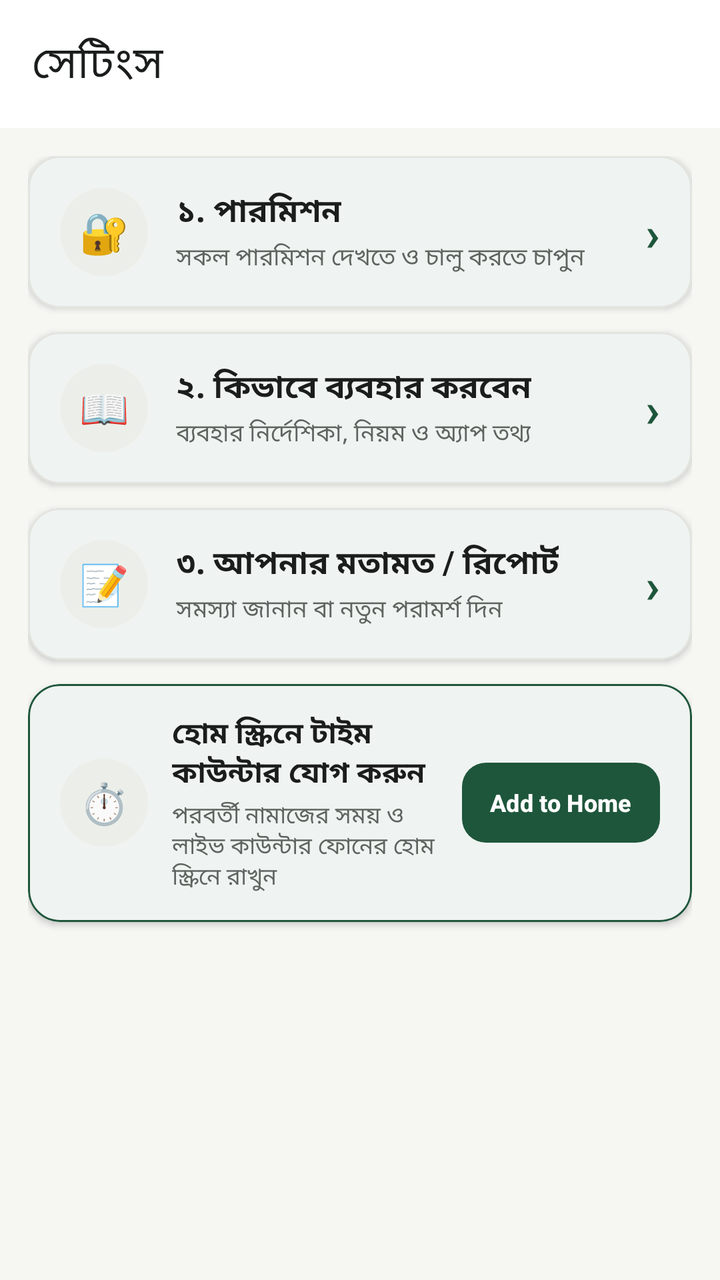
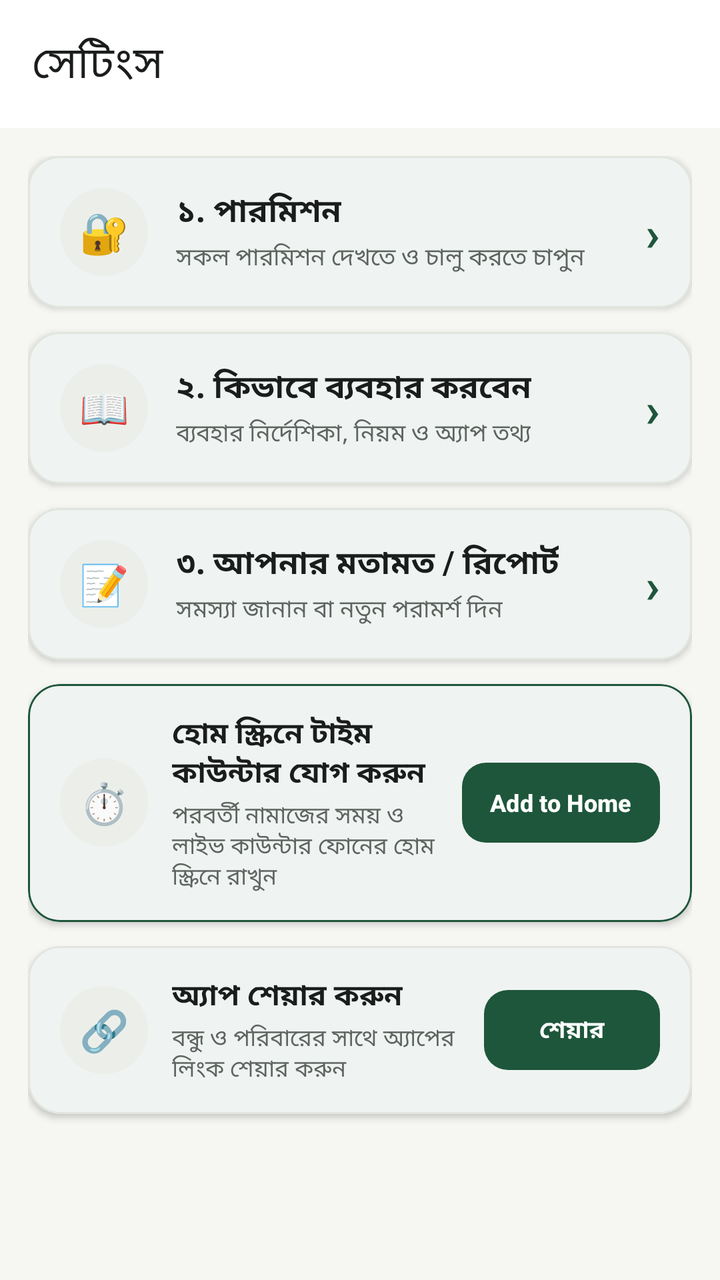

Compare the two renders of this Android layout. The source of the first and the diff that turns it into the second are given below.
<!-- AndroidManifest.xml: application theme Theme.IslamicAlarm -->
<!-- res/layout/activity_settings.xml -->
<?xml version="1.0" encoding="utf-8"?>
<LinearLayout xmlns:android="http://schemas.android.com/apk/res/android"
    xmlns:app="http://schemas.android.com/apk/res-auto"
    xmlns:tools="http://schemas.android.com/tools"
    android:layout_width="match_parent"
    android:layout_height="match_parent"
    android:background="@color/background"
    android:orientation="vertical"
    tools:context="com.hafij.islamicalarm.settings.SettingsFragment">

    <com.google.android.material.appbar.AppBarLayout
        android:layout_width="match_parent"
        android:layout_height="wrap_content"
        android:background="@color/primary"
        app:elevation="0dp"
        app:liftOnScroll="false">

        <com.google.android.material.appbar.MaterialToolbar
            android:id="@+id/toolbarSettings"
            android:layout_width="match_parent"
            android:layout_height="?attr/actionBarSize"
            app:title="সেটিংস"
            app:titleTextColor="@color/text_primary" />

    </com.google.android.material.appbar.AppBarLayout>

    <androidx.core.widget.NestedScrollView
        android:id="@+id/settingsScrollView"
        android:layout_width="match_parent"
        android:layout_height="match_parent"
        android:clipToPadding="false"
        android:paddingBottom="16dp">

        <LinearLayout
            android:layout_width="match_parent"
            android:layout_height="wrap_content"
            android:orientation="vertical"
            android:padding="14dp">

            
            <LinearLayout
                android:id="@+id/layoutSettingsMenu"
                android:layout_width="match_parent"
                android:layout_height="wrap_content"
                android:orientation="vertical">

                
                <com.google.android.material.card.MaterialCardView
                    android:id="@+id/cardCatPermissions"
                    android:layout_width="match_parent"
                    android:layout_height="wrap_content"
                    android:layout_marginBottom="12dp"
                    app:cardBackgroundColor="@color/surface"
                    app:cardCornerRadius="16dp"
                    app:cardElevation="2dp"
                    app:strokeColor="@color/border"
                    app:strokeWidth="1dp">

                    <LinearLayout
                        android:id="@+id/rowCatPermissionsHeader"
                        android:layout_width="match_parent"
                        android:layout_height="wrap_content"
                        android:background="?attr/selectableItemBackground"
                        android:clickable="true"
                        android:focusable="true"
                        android:gravity="center_vertical"
                        android:minHeight="72dp"
                        android:orientation="horizontal"
                        android:paddingHorizontal="16dp"
                        android:paddingVertical="16dp">

                        <TextView
                            android:layout_width="44dp"
                            android:layout_height="44dp"
                            android:background="@drawable/bg_quran_icon_circle"
                            android:gravity="center"
                            android:text="🔐"
                            android:textSize="20sp" />

                        <LinearLayout
                            android:layout_width="0dp"
                            android:layout_height="wrap_content"
                            android:layout_marginStart="14dp"
                            android:layout_weight="1"
                            android:orientation="vertical">

                            <TextView
                                android:layout_width="wrap_content"
                                android:layout_height="wrap_content"
                                android:text="১. পারমিশন"
                                android:textColor="@color/text_primary"
                                android:textSize="16sp"
                                android:textStyle="bold" />

                            <TextView
                                android:id="@+id/tvPermSummary"
                                android:layout_width="wrap_content"
                                android:layout_height="wrap_content"
                                android:layout_marginTop="2dp"
                                android:text="সকল পারমিশন দেখতে ও চালু করতে চাপুন"
                                android:textColor="@color/text_secondary"
                                android:textSize="12sp" />

                        </LinearLayout>

                        <TextView
                            android:id="@+id/tvCatPermArrow"
                            android:layout_width="wrap_content"
                            android:layout_height="wrap_content"
                            android:paddingStart="8dp"
                            android:text="›"
                            android:textColor="@color/secondary"
                            android:textSize="24sp"
                            android:textStyle="bold" />

                    </LinearLayout>

                </com.google.android.material.card.MaterialCardView>

                
                <com.google.android.material.card.MaterialCardView
                    android:id="@+id/cardCatGuide"
                    android:layout_width="match_parent"
                    android:layout_height="wrap_content"
                    android:layout_marginBottom="12dp"
                    app:cardBackgroundColor="@color/surface"
                    app:cardCornerRadius="16dp"
                    app:cardElevation="2dp"
                    app:strokeColor="@color/border"
                    app:strokeWidth="1dp">

                    <LinearLayout
                        android:id="@+id/rowCatGuideHeader"
                        android:layout_width="match_parent"
                        android:layout_height="wrap_content"
                        android:background="?attr/selectableItemBackground"
                        android:clickable="true"
                        android:focusable="true"
                        android:gravity="center_vertical"
                        android:minHeight="72dp"
                        android:orientation="horizontal"
                        android:paddingHorizontal="16dp"
                        android:paddingVertical="16dp">

                        <TextView
                            android:layout_width="44dp"
                            android:layout_height="44dp"
                            android:background="@drawable/bg_quran_icon_circle"
                            android:gravity="center"
                            android:text="📖"
                            android:textSize="20sp" />

                        <LinearLayout
                            android:layout_width="0dp"
                            android:layout_height="wrap_content"
                            android:layout_marginStart="14dp"
                            android:layout_weight="1"
                            android:orientation="vertical">

                            <TextView
                                android:layout_width="wrap_content"
                                android:layout_height="wrap_content"
                                android:text="২. কিভাবে ব্যবহার করবেন"
                                android:textColor="@color/text_primary"
                                android:textSize="16sp"
                                android:textStyle="bold" />

                            <TextView
                                android:layout_width="wrap_content"
                                android:layout_height="wrap_content"
                                android:layout_marginTop="2dp"
                                android:text="ব্যবহার নির্দেশিকা, নিয়ম ও অ্যাপ তথ্য"
                                android:textColor="@color/text_secondary"
                                android:textSize="12sp" />

                        </LinearLayout>

                        <TextView
                            android:id="@+id/tvCatGuideArrow"
                            android:layout_width="wrap_content"
                            android:layout_height="wrap_content"
                            android:paddingStart="8dp"
                            android:text="›"
                            android:textColor="@color/secondary"
                            android:textSize="24sp"
                            android:textStyle="bold" />

                    </LinearLayout>

                </com.google.android.material.card.MaterialCardView>

                
                <com.google.android.material.card.MaterialCardView
                    android:id="@+id/cardCatReport"
                    android:layout_width="match_parent"
                    android:layout_height="wrap_content"
                    android:layout_marginBottom="12dp"
                    app:cardBackgroundColor="@color/surface"
                    app:cardCornerRadius="16dp"
                    app:cardElevation="2dp"
                    app:strokeColor="@color/border"
                    app:strokeWidth="1dp">

                    <LinearLayout
                        android:id="@+id/rowCatReportHeader"
                        android:layout_width="match_parent"
                        android:layout_height="wrap_content"
                        android:background="?attr/selectableItemBackground"
                        android:clickable="true"
                        android:focusable="true"
                        android:gravity="center_vertical"
                        android:minHeight="72dp"
                        android:orientation="horizontal"
                        android:paddingHorizontal="16dp"
                        android:paddingVertical="16dp">

                        <TextView
                            android:layout_width="44dp"
                            android:layout_height="44dp"
                            android:background="@drawable/bg_quran_icon_circle"
                            android:gravity="center"
                            android:text="📝"
                            android:textSize="20sp" />

                        <LinearLayout
                            android:layout_width="0dp"
                            android:layout_height="wrap_content"
                            android:layout_marginStart="14dp"
                            android:layout_weight="1"
                            android:orientation="vertical">

                            <TextView
                                android:layout_width="wrap_content"
                                android:layout_height="wrap_content"
                                android:text="৩. আপনার মতামত / রিপোর্ট"
                                android:textColor="@color/text_primary"
                                android:textSize="16sp"
                                android:textStyle="bold" />

                            <TextView
                                android:layout_width="wrap_content"
                                android:layout_height="wrap_content"
                                android:layout_marginTop="2dp"
                                android:text="সমস্যা জানান বা নতুন পরামর্শ দিন"
                                android:textColor="@color/text_secondary"
                                android:textSize="12sp" />

                        </LinearLayout>

                        <TextView
                            android:id="@+id/tvCatReportArrow"
                            android:layout_width="wrap_content"
                            android:layout_height="wrap_content"
                            android:paddingStart="8dp"
                            android:text="›"
                            android:textColor="@color/secondary"
                            android:textSize="24sp"
                            android:textStyle="bold" />

                    </LinearLayout>

                </com.google.android.material.card.MaterialCardView>

                
                <com.google.android.material.card.MaterialCardView
                    android:id="@+id/cardAddToHomeWidget"
                    android:layout_width="match_parent"
                    android:layout_height="wrap_content"
                    android:layout_marginBottom="12dp"
                    app:cardBackgroundColor="@color/surface"
                    app:cardCornerRadius="16dp"
                    app:cardElevation="2dp"
                    app:strokeColor="@color/secondary"
                    app:strokeWidth="1dp">

                    <LinearLayout
                        android:layout_width="match_parent"
                        android:layout_height="wrap_content"
                        android:gravity="center_vertical"
                        android:orientation="horizontal"
                        android:paddingHorizontal="16dp"
                        android:paddingVertical="14dp">

                        <TextView
                            android:layout_width="44dp"
                            android:layout_height="44dp"
                            android:background="@drawable/bg_quran_icon_circle"
                            android:gravity="center"
                            android:text="⏱️"
                            android:textSize="20sp" />

                        <LinearLayout
                            android:layout_width="0dp"
                            android:layout_height="wrap_content"
                            android:layout_marginStart="12dp"
                            android:layout_marginEnd="8dp"
                            android:layout_weight="1"
                            android:orientation="vertical">

                            <TextView
                                android:layout_width="wrap_content"
                                android:layout_height="wrap_content"
                                android:text="হোম স্ক্রিনে টাইম কাউন্টার যোগ করুন"
                                android:textColor="@color/text_primary"
                                android:textSize="14.5sp"
                                android:textStyle="bold" />

                            <TextView
                                android:layout_width="wrap_content"
                                android:layout_height="wrap_content"
                                android:layout_marginTop="2dp"
                                android:text="পরবর্তী নামাজের সময় ও লাইভ কাউন্টার ফোনের হোম স্ক্রিনে রাখুন"
                                android:textColor="@color/text_secondary"
                                android:textSize="11.5sp" />

                        </LinearLayout>

                        <com.google.android.material.button.MaterialButton
                            android:id="@+id/btnSettingsAddToHome"
                            android:layout_width="wrap_content"
                            android:layout_height="wrap_content"
                            android:minHeight="48dp"
                            android:paddingHorizontal="14dp"
                            android:text="Add to Home"
                            android:textColor="@color/primary"
                            android:textSize="12sp"
                            android:textStyle="bold"
                            app:backgroundTint="@color/secondary"
                            app:cornerRadius="12dp" />

                    </LinearLayout>

                </com.google.android.material.card.MaterialCardView>

            </LinearLayout>

            
            <LinearLayout
                android:id="@+id/layoutSettingsDetail"
                android:layout_width="match_parent"
                android:layout_height="wrap_content"
                android:orientation="vertical"
                android:visibility="gone">

                
                <LinearLayout
                    android:id="@+id/layoutCatPermissionsBody"
                    android:layout_width="match_parent"
                    android:layout_height="wrap_content"
                    android:orientation="vertical"
                    android:visibility="gone">

                    <LinearLayout
                        android:id="@+id/layoutPermRows"
                        android:layout_width="match_parent"
                        android:layout_height="wrap_content"
                        android:orientation="vertical" />

                </LinearLayout>

                
                <LinearLayout
                    android:id="@+id/layoutCatGuideBody"
                    android:layout_width="match_parent"
                    android:layout_height="wrap_content"
                    android:orientation="vertical"
                    android:visibility="gone">

                    <TextView
                        android:layout_width="wrap_content"
                        android:layout_height="wrap_content"
                        android:layout_marginBottom="8dp"
                        android:text="যেকোনো অংশে চাপ দিলে খুলবে বা বন্ধ হবে"
                        android:textColor="@color/text_secondary"
                        android:textSize="12sp" />

                    <LinearLayout
                        android:id="@+id/layoutGuide"
                        android:layout_width="match_parent"
                        android:layout_height="wrap_content"
                        android:orientation="vertical" />

                    <TextView
                        android:id="@+id/tvAppVersion"
                        android:layout_width="match_parent"
                        android:layout_height="wrap_content"
                        android:layout_marginTop="10dp"
                        android:background="@color/surface_container"
                        android:gravity="center"
                        android:paddingVertical="10dp"
                        android:textColor="@color/text_secondary"
                        android:textSize="12sp"
                        android:textStyle="bold" />

                </LinearLayout>

                
                <com.google.android.material.card.MaterialCardView
                    android:id="@+id/layoutCatReportBody"
                    android:layout_width="match_parent"
                    android:layout_height="wrap_content"
                    android:visibility="gone"
                    app:cardBackgroundColor="@color/surface"
                    app:cardCornerRadius="16dp"
                    app:cardElevation="2dp"
                    app:strokeColor="@color/border"
                    app:strokeWidth="1dp">

                    <LinearLayout
                        android:layout_width="match_parent"
                        android:layout_height="wrap_content"
                        android:orientation="vertical"
                        android:padding="14dp">

                        <RadioGroup
                            android:id="@+id/rgReportType"
                            android:layout_width="match_parent"
                            android:layout_height="wrap_content"
                            android:orientation="horizontal">

                            <RadioButton
                                android:id="@+id/rbProblem"
                                android:layout_width="wrap_content"
                                android:layout_height="wrap_content"
                                android:buttonTint="@color/secondary"
                                android:checked="true"
                                android:text="সমস্যা"
                                android:textColor="@color/text_primary" />

                            <RadioButton
                                android:id="@+id/rbSuggestion"
                                android:layout_width="wrap_content"
                                android:layout_height="wrap_content"
                                android:layout_marginStart="16dp"
                                android:buttonTint="@color/secondary"
                                android:text="পরামর্শ"
                                android:textColor="@color/text_primary" />

                        </RadioGroup>

                        <com.google.android.material.card.MaterialCardView
                            android:layout_width="match_parent"
                            android:layout_height="wrap_content"
                            android:layout_marginTop="6dp"
                            app:cardBackgroundColor="@color/surface_container"
                            app:cardCornerRadius="12dp"
                            app:cardElevation="0dp"
                            app:strokeColor="@color/border"
                            app:strokeWidth="1dp">

                            <EditText
                                android:id="@+id/etReportMessage"
                                android:layout_width="match_parent"
                                android:layout_height="wrap_content"
                                android:background="@null"
                                android:gravity="top|start"
                                android:hint="সমস্যা বা পরামর্শ বিস্তারিত লিখুন..."
                                android:inputType="textMultiLine|textCapSentences"
                                android:minLines="4"
                                android:padding="12dp"
                                android:textColor="@color/text_primary"
                                android:textColorHint="@color/text_secondary"
                                android:textSize="13sp" />

                        </com.google.android.material.card.MaterialCardView>

                        <com.google.android.material.button.MaterialButton
                            android:id="@+id/btnSendReport"
                            android:layout_width="match_parent"
                            android:layout_height="wrap_content"
                            android:layout_marginTop="8dp"
                            android:text="রিপোর্ট জমা দিন"
                            android:textColor="@color/primary"
                            app:backgroundTint="@color/secondary" />

                        <TextView
                            android:layout_width="wrap_content"
                            android:layout_height="wrap_content"
                            android:layout_marginTop="14dp"
                            android:layout_marginBottom="6dp"
                            android:text="আপনার জমা দেওয়া রিপোর্ট"
                            android:textColor="@color/text_primary"
                            android:textSize="13sp"
                            android:textStyle="bold" />

                        <TextView
                            android:id="@+id/tvReportsEmpty"
                            android:layout_width="wrap_content"
                            android:layout_height="wrap_content"
                            android:text="এখনো কোনো রিপোর্ট নেই।"
                            android:textColor="@color/text_secondary"
                            android:textSize="12sp" />

                        <LinearLayout
                            android:id="@+id/layoutReports"
                            android:layout_width="match_parent"
                            android:layout_height="wrap_content"
                            android:orientation="vertical" />

                    </LinearLayout>

                </com.google.android.material.card.MaterialCardView>

            </LinearLayout>

        </LinearLayout>

    </androidx.core.widget.NestedScrollView>

</LinearLayout>
<!-- resources referenced by this layout -->
<resources>
  <color name="background">#F6F6F3</color>
  <color name="border">#E2E4DE</color>
  <color name="primary">#FFFFFF</color>
  <color name="secondary">#1E563B</color>
  <color name="surface">#FFFFFF</color>
  <color name="surface_container">#ECEFE9</color>
  <color name="text_primary">#1A1D1B</color>
  <color name="text_secondary">#5E6460</color>
  <!-- drawable bg_quran_icon_circle (drawable) -->
  <?xml version="1.0" encoding="utf-8"?>
  <shape xmlns:android="http://schemas.android.com/apk/res/android"
      android:shape="oval">
      <solid android:color="@color/dua_soft_green" />
  </shape>
  <style name="Theme.IslamicAlarm" parent="Theme.Material3.Light.NoActionBar">
          <item name="colorPrimary">@color/dua_primary</item>
          <item name="colorOnPrimary">@color/white</item>
          <item name="colorPrimaryDark">@color/primary_variant</item>
          <item name="colorSecondary">@color/secondary</item>
          <item name="colorOnSecondary">@color/white</item>
          <item name="colorSurface">@color/surface</item>
          <item name="colorOnSurface">@color/text_primary</item>
          <item name="android:colorBackground">@color/background</item>
          <item name="colorOnBackground">@color/text_primary</item>
          <item name="android:statusBarColor">@color/background</item>
          <item name="android:navigationBarColor">@color/background</item>
          <item name="android:windowLightStatusBar">true</item>
          <item name="android:windowLightNavigationBar">true</item>
          <item name="android:windowBackground">@color/background</item>
      </style>
  <color name="dua_soft_green">#ECEFE9</color>
  <color name="dua_primary">#1E563B</color>
  <color name="white">#FFFFFFFF</color>
  <color name="primary_variant">#143D29</color>
</resources>

<!-- the commit's change to res/layout/activity_settings.xml (unified diff, before → after) -->
@@ -332,6 +332,78 @@
 
                 </com.google.android.material.card.MaterialCardView>
 
+                
+                <com.google.android.material.card.MaterialCardView
+                    android:id="@+id/cardSettingsShareApp"
+                    android:layout_width="match_parent"
+                    android:layout_height="wrap_content"
+                    android:layout_marginBottom="12dp"
+                    app:cardBackgroundColor="@color/surface"
+                    app:cardCornerRadius="16dp"
+                    app:cardElevation="2dp"
+                    app:strokeColor="@color/border"
+                    app:strokeWidth="1dp">
+
+                    <LinearLayout
+                        android:layout_width="match_parent"
+                        android:layout_height="wrap_content"
+                        android:gravity="center_vertical"
+                        android:orientation="horizontal"
+                        android:paddingHorizontal="16dp"
+                        android:paddingVertical="14dp">
+
+                        <TextView
+                            android:layout_width="44dp"
+                            android:layout_height="44dp"
+                            android:background="@drawable/bg_quran_icon_circle"
+                            android:gravity="center"
+                            android:text="🔗"
+                            android:textSize="20sp" />
+
+                        <LinearLayout
+                            android:layout_width="0dp"
+                            android:layout_height="wrap_content"
+                            android:layout_marginStart="12dp"
+                            android:layout_marginEnd="8dp"
+                            android:layout_weight="1"
+                            android:orientation="vertical">
+
+                            <TextView
+                                android:layout_width="wrap_content"
+                                android:layout_height="wrap_content"
+                                android:text="অ্যাপ শেয়ার করুন"
+                                android:textColor="@color/text_primary"
+                                android:textSize="14.5sp"
+                                android:textStyle="bold" />
+
+                            <TextView
+                                android:id="@+id/tvShareLinkSummary"
+                                android:layout_width="wrap_content"
+                                android:layout_height="wrap_content"
+                                android:layout_marginTop="2dp"
+                                android:text="বন্ধু ও পরিবারের সাথে অ্যাপের লিংক শেয়ার করুন"
+                                android:textColor="@color/text_secondary"
+                                android:textSize="11.5sp" />
+
+                        </LinearLayout>
+
+                        <com.google.android.material.button.MaterialButton
+                            android:id="@+id/btnSettingsShareApp"
+                            android:layout_width="wrap_content"
+                            android:layout_height="wrap_content"
+                            android:minHeight="48dp"
+                            android:paddingHorizontal="14dp"
+                            android:text="শেয়ার"
+                            android:textColor="@color/primary"
+                            android:textSize="12sp"
+                            android:textStyle="bold"
+                            app:backgroundTint="@color/secondary"
+                            app:cornerRadius="12dp" />
+
+                    </LinearLayout>
+
+                </com.google.android.material.card.MaterialCardView>
+
             </LinearLayout>
 
             
